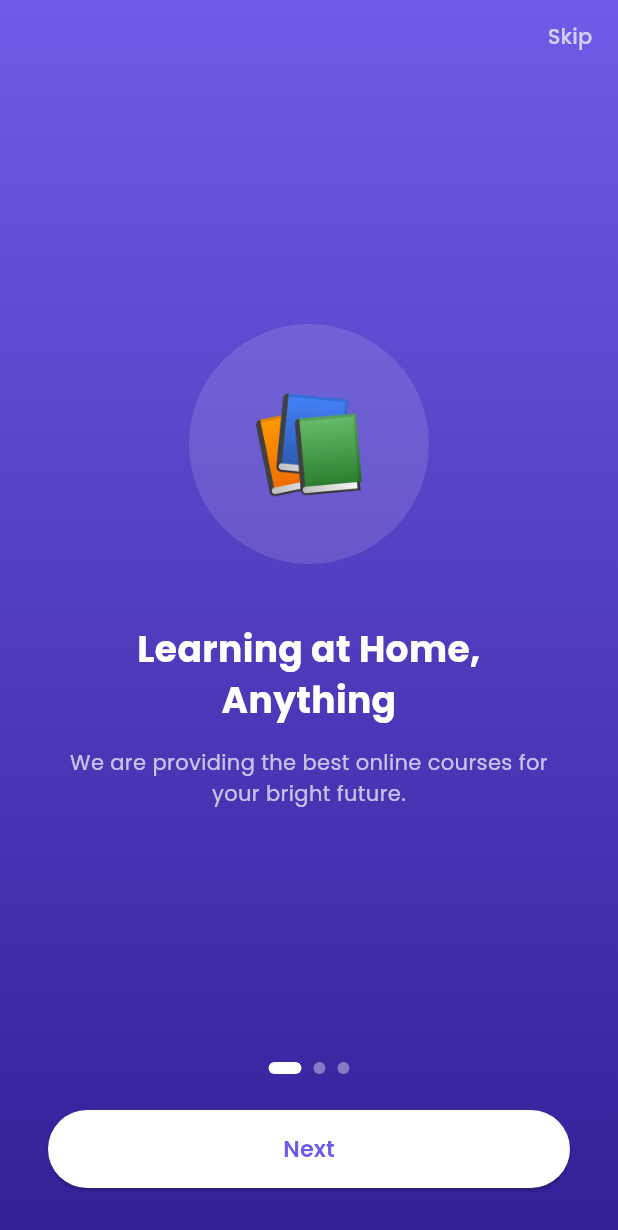
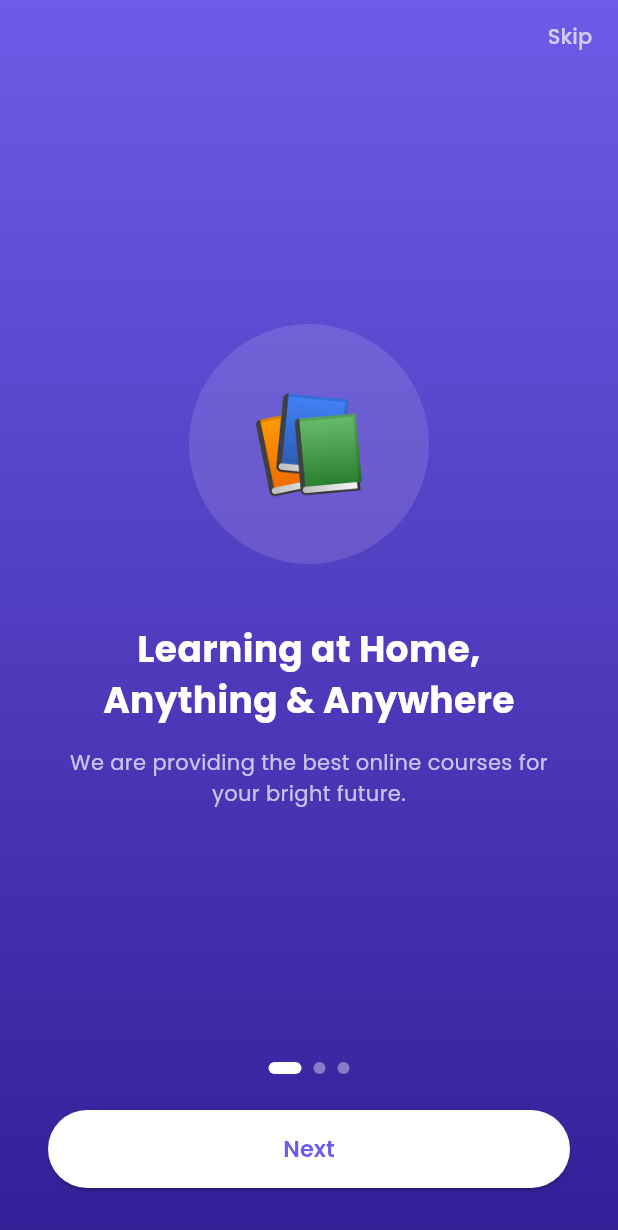
Before and after one commit to SHAIVI153/innolearn_innoviast, a Flutter app: the OnboardingScreen screen opened directly with empty values, on a phone screen of 412 x 824 dp. Shown: the top 1230 px of the screen. Run offline on Flutter 3.47's test engine with Material 3 defaults, Android fonts, the phone set to English and light mode, and no system bars; our stand-ins replace cloud_firestore, firebase_auth, firebase_core, google_fonts, shared_preferences, youtube_player_iframe; accounts and stored records are empty; generated files the repository leaves out were written again.

Commit message:
sinup updated

```diff
--- a/lib/screens/auth/auth_service.dart
+++ b/lib/screens/auth/auth_service.dart
@@ -94,9 +94,9 @@ class AuthService extends ChangeNotifier {
   /// Converts Firebase's raw error codes into readable messages.
   String _friendlyError(String code) {
     switch (code) {
-      case 'email-already-in-use':
+      case 'Email-already-in-use':
         return 'This email is already registered. Please login instead.';
-      case 'invalid-email':
+      case 'invalid-Email':
         return 'Please enter a valid email address.';
       case 'weak-password':
         return 'Password should be at least 6 characters.';
--- a/lib/screens/auth/sign_up_screen.dart
+++ b/lib/screens/auth/sign_up_screen.dart
@@ -205,7 +205,7 @@ class _SignUpForm extends StatelessWidget {
             ),
             validator: (value) {
               if (value == null || value.length < 6) {
-                return 'Password must be at least 6 characters';
+                return 'Password must be at least 8 characters';
               }
               return null;
             },
--- a/lib/screens/onboarding_screen.dart
+++ b/lib/screens/onboarding_screen.dart
@@ -13,7 +13,7 @@ class _OnboardPage {
 const _pages = [
   _OnboardPage(
     '📚',
-    'Learning at Home, Anything',
+    'Learning at Home, Anything & Anywhere',
     'We are providing the best online courses for your bright future.',
   ),
   _OnboardPage(
```
